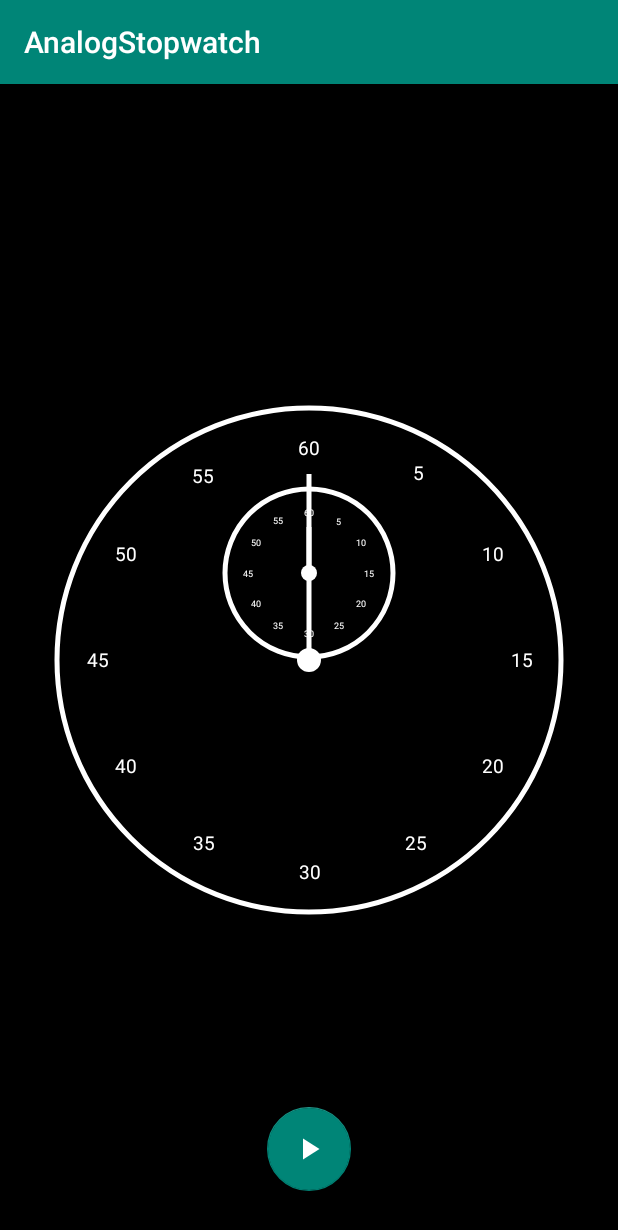
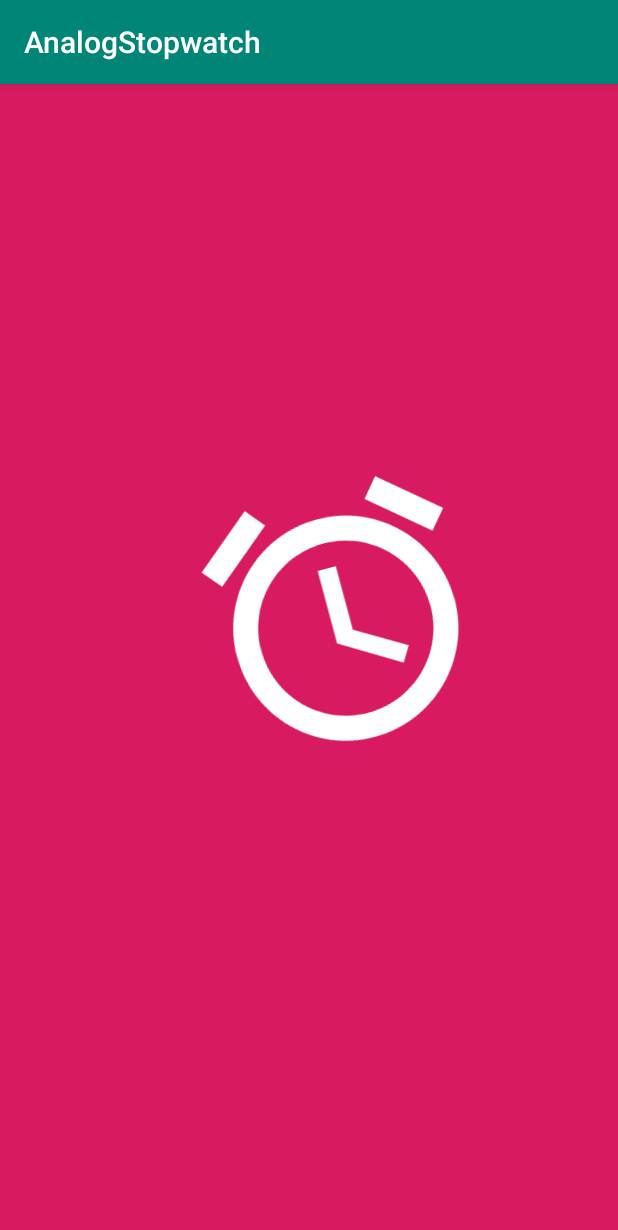
Before and after one commit to dhruv1294/AnalogStopwatch, an Android app: the first screen one second after launch (MainActivity), on a phone screen of 412 x 824 dp. Shown: the top 1230 px of the screen. Run offline under Robolectric (Android 15) with nearby library versions, the phone set to English and light mode, and no system bars.

Commit message:
Splash screen feature added

```diff
--- a/app/src/main/AndroidManifest.xml
+++ b/app/src/main/AndroidManifest.xml
@@ -9,6 +9,7 @@
         android:roundIcon="@mipmap/ic_launcher_round"
         android:supportsRtl="true"
         android:theme="@style/AppTheme">
+        <activity android:name=".splashscreen"></activity>
         <activity android:name=".MainActivity">
             <intent-filter>
                 <action android:name="android.intent.action.MAIN" />
--- a/app/src/main/java/com/example/analogstopwatch/ClockView.java
+++ b/app/src/main/java/com/example/analogstopwatch/ClockView.java
@@ -68,8 +68,8 @@ public class ClockView extends View {
         drawCenter(canvas,false);
         drawNumeral(canvas,true);
         drawNumeral(canvas,false);
-        drawHand(canvas,MainActivity.sec);
-        drawMinHand(canvas,MainActivity.min);
+        drawHand(canvas,splashscreen.sec);
+        drawMinHand(canvas,splashscreen.min);
 
 
        // postInvalidateDelayed(500);
--- a/app/src/main/java/com/example/analogstopwatch/MainActivity.java
+++ b/app/src/main/java/com/example/analogstopwatch/MainActivity.java
@@ -1,85 +1,42 @@
 package com.example.analogstopwatch;
 
+import androidx.annotation.Nullable;
 import androidx.appcompat.app.AppCompatActivity;
 
+import android.content.Intent;
 import android.os.Bundle;
 import android.os.Handler;
 import android.os.SystemClock;
 import android.view.View;
+import android.view.animation.Animation;
+import android.view.animation.AnimationUtils;
+import android.widget.ImageView;
 
 import com.google.android.material.floatingactionbutton.FloatingActionButton;
 
 public class MainActivity extends AppCompatActivity {
-    FloatingActionButton playButton,resetButton;
-    ClockView clockView;
-    private boolean isResume;
-    Handler handler;
-    long tMilliSec,tStart,tBuff,tUpdate=0L;
-    public static int sec,min,milliSec;
+    ImageView img;
+    Animation anim2;
+    @Override
+    protected void onCreate(@Nullable Bundle savedInstanceState) {
+        super.onCreate(savedInstanceState);
+        setContentView(R.layout.activity_splashscreen);
 
-    @Override
-    protected void onCreate(Bundle savedInstanceState) {
-        super.onCreate(savedInstanceState);
-        setContentView(R.layout.activity_main);
-        playButton = findViewById(R.id.floatingplayButton);
-        resetButton = findViewById(R.id.floatingResetButton);
-        handler = new Handler();
-        clockView = findViewById(R.id.clockView);
-        playButton.setOnClickListener(new View.OnClickListener() {
-            @Override
-            public void onClick(View v) {
-                if(!isResume){
-                    tStart = SystemClock.uptimeMillis();
-                    handler.postDelayed(runnable,0);
+        img=findViewById(R.id.clock);
 
-                    isResume=true;
-                    resetButton.setVisibility(View.INVISIBLE);
-                    playButton.setImageResource(R.drawable.ic_pause_black_24dp);
+        anim2= AnimationUtils.loadAnimation(this,R.anim.anim);
 
-                }else{
-                    tBuff += tMilliSec;
-                    handler.removeCallbacks(runnable);
-
-                    isResume=false;
-                    resetButton.setVisibility(View.VISIBLE);
-                    playButton.setImageResource(R.drawable.ic_play_arrow_black_24dp);
-
-                }
-            }
-        });
-
-        resetButton.setOnClickListener(new View.OnClickListener() {
-            @Override
-            public void onClick(View v) {
-                if(!isResume){
-
-                    playButton.setImageResource(R.drawable.ic_play_arrow_black_24dp);
-                    tMilliSec = 0L;
-                    tStart =0L;
-                    tBuff = 0L;
-                    tUpdate = 0L;
-                    sec=0;
-                    min=0;
-                    milliSec=0;
+        img.setAnimation(anim2);
 
 
-                }
+        new Handler().postDelayed(new Runnable() {
+            @Override
+            public void run() {
+                Intent intent=new Intent(MainActivity.this,splashscreen.class);
+                startActivity(intent);
+                finish();
             }
-        });
+        },2000);
 
     }
-    public Runnable runnable = new Runnable() {
-        @Override
-        public void run() {
-            tMilliSec = SystemClock.uptimeMillis() - tStart;
-            tUpdate = tBuff + tMilliSec;
-            sec = (int)(tUpdate/1000);
-            min = sec/60;
-            sec = sec%60;
-            milliSec = (int)(tUpdate%1000);
-
-            handler.postDelayed(this,60);
-
-        }
-    };
 }
--- /dev/null
+++ b/app/src/main/res/anim/anim.xml
@@ -0,0 +1,10 @@
+<?xml version="1.0" encoding="utf-8"?>
+<rotate xmlns:android="http://schemas.android.com/apk/res/android"
+    android:duration="100"
+    android:fromDegrees="-15"
+    android:pivotX="50%"
+    android:pivotY="50%"
+    android:toDegrees="15"
+    android:repeatCount="8"
+    android:repeatMode="reverse">
+</rotate>
--- /dev/null
+++ b/app/src/main/res/drawable/ic_baseline_access_alarm_24.xml
@@ -0,0 +1,5 @@
+<vector android:height="24dp" android:tint="#FFFFFF"
+    android:viewportHeight="24" android:viewportWidth="24"
+    android:width="24dp" xmlns:android="http://schemas.android.com/apk/res/android">
+    <path android:fillColor="@android:color/white" android:pathData="M22,5.72l-4.6,-3.86 -1.29,1.53 4.6,3.86L22,5.72zM7.88,3.39L6.6,1.86 2,5.71l1.29,1.53 4.59,-3.85zM12.5,8L11,8v6l4.75,2.85 0.75,-1.23 -4,-2.37L12.5,8zM12,4c-4.97,0 -9,4.03 -9,9s4.02,9 9,9c4.97,0 9,-4.03 9,-9s-4.03,-9 -9,-9zM12,20c-3.87,0 -7,-3.13 -7,-7s3.13,-7 7,-7 7,3.13 7,7 -3.13,7 -7,7z"/>
+</vector>
--- /dev/null
+++ b/app/src/main/res/drawable/ic_baseline_access_time_24.xml
@@ -0,0 +1,6 @@
+<vector android:height="24dp" android:tint="#FFFFFF"
+    android:viewportHeight="24" android:viewportWidth="24"
+    android:width="24dp" xmlns:android="http://schemas.android.com/apk/res/android">
+    <path android:fillColor="@android:color/white" android:pathData="M11.99,2C6.47,2 2,6.48 2,12s4.47,10 9.99,10C17.52,22 22,17.52 22,12S17.52,2 11.99,2zM12,20c-4.42,0 -8,-3.58 -8,-8s3.58,-8 8,-8 8,3.58 8,8 -3.58,8 -8,8z"/>
+    <path android:fillColor="@android:color/white" android:pathData="M12.5,7H11v6l5.25,3.15 0.75,-1.23 -4.5,-2.67z"/>
+</vector>
--- /dev/null
+++ b/app/src/main/res/layout/activity_splashscreen.xml
@@ -0,0 +1,18 @@
+<?xml version="1.0" encoding="utf-8"?>
+<RelativeLayout xmlns:android="http://schemas.android.com/apk/res/android"
+    xmlns:app="http://schemas.android.com/apk/res-auto"
+    xmlns:tools="http://schemas.android.com/tools"
+    android:layout_width="match_parent"
+    android:layout_height="match_parent"
+    android:background="@color/colorAccent"
+    tools:context=".splashscreen">
+    <ImageView
+        android:layout_width="200dp"
+        android:id="@+id/clock"
+        android:layout_height="200dp"
+        android:src="@drawable/ic_baseline_access_alarm_24"
+        android:layout_centerVertical="true"
+        android:layout_centerHorizontal="true"
+        />
+
+</RelativeLayout>
```
Also changed, not shown: app/src/main/java/com/example/analogstopwatch/splashscreen.java (added, +85 -0 lines).
